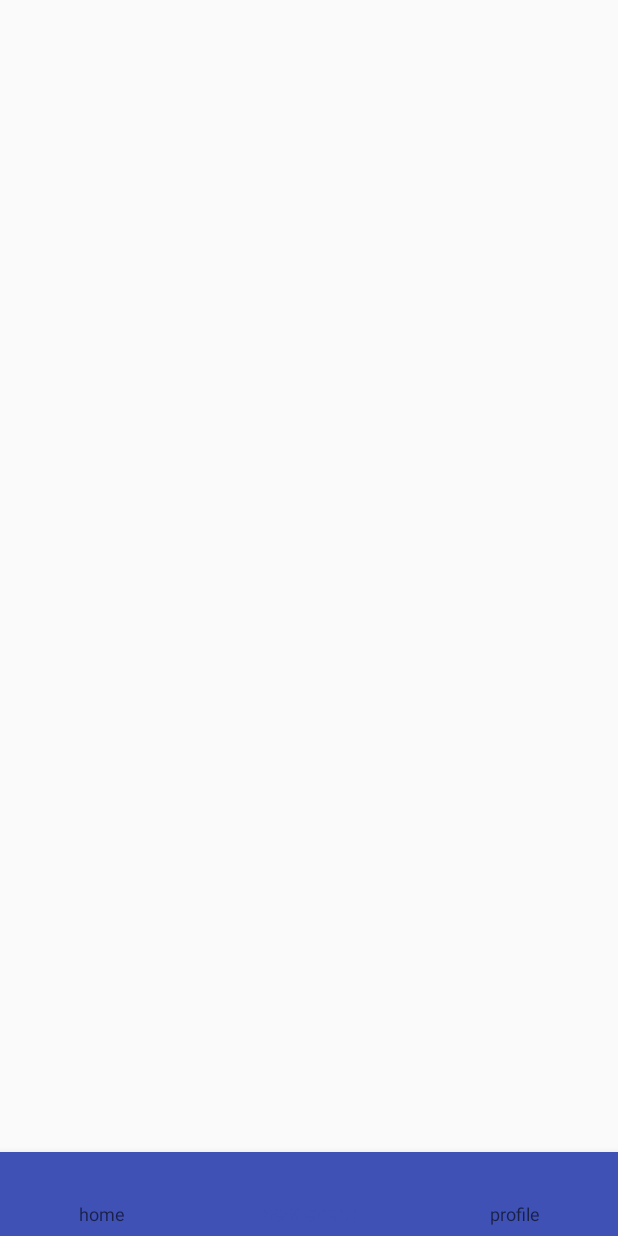
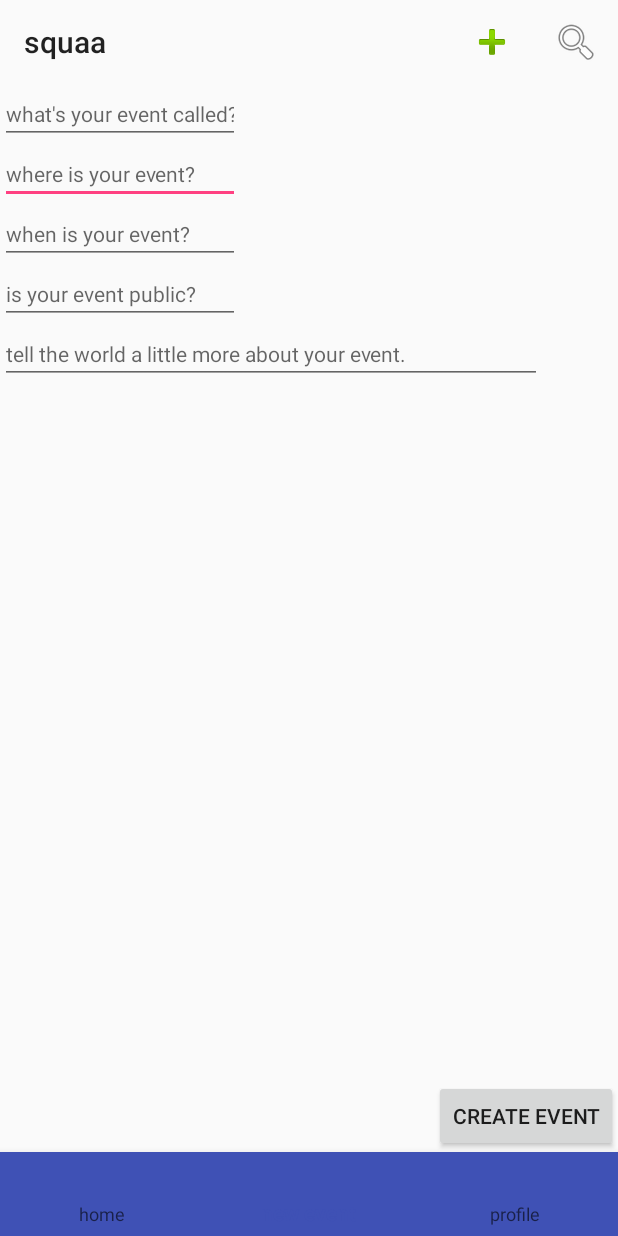
Before and after one commit to TinderButForLike/SQUAA, an Android app: the HomeActivity screen opened directly, with no data from a screen before it, item 2 of the bottom bar chosen, on a phone screen of 412 x 824 dp. Run offline under Robolectric (Android 15) with nearby library versions, the phone set to English and light mode, and no system bars; our stand-ins replace ButterKnife; libraries missing offline, so code that uses them is left out: com.parse, org.parceler; 3 statements that could not run were skipped.

Commit message:
Added events to fragments

```diff
--- a/app/src/main/java/com/example/cgaima/squaa/HomeActivity.java
+++ b/app/src/main/java/com/example/cgaima/squaa/HomeActivity.java
@@ -9,8 +9,11 @@ import android.support.v4.app.FragmentPagerAdapter;
 import android.support.v4.view.PagerAdapter;
 import android.support.v4.view.ViewPager;
 import android.support.v7.app.AppCompatActivity;
+import android.support.v7.widget.Toolbar;
+import android.view.Menu;
 import android.view.MenuItem;
 
+import com.example.cgaima.squaa.fragments.CreateEventFragment;
 import com.example.cgaima.squaa.fragments.HomeFragment;
 
 import butterknife.BindView;
@@ -24,11 +27,10 @@ public class HomeActivity extends AppCompatActivity implements
     ViewPager viewPager;
     private PagerAdapter pagerAdapter;
 
-    // TODO - for yelp style search bar: https://stackoverflow.com/questions/50708072/android-customized-searchview-layout/50764908
 
     // TODO - change eventFragment and profileFragment
     public HomeFragment homeFragment;
-    public HomeFragment eventFragment;
+    public CreateEventFragment eventFragment;
     public HomeFragment profileFragment;
 
     @Override
@@ -37,12 +39,17 @@ public class HomeActivity extends AppCompatActivity implements
         setContentView(R.layout.activity_home);
         ButterKnife.bind(this);
 
+
+        // find the toolbar view inside layout and set tool as action bar for activity
+        Toolbar toolbar = findViewById(R.id.toolbar);
+        setSupportActionBar(toolbar);
+
         if (homeFragment == null) {
             homeFragment = new HomeFragment();
         }
         // TODO - change eventFragment and profileFragment
         if (eventFragment == null) {
-            eventFragment = new HomeFragment();
+            eventFragment = new CreateEventFragment();
         }
         if (profileFragment == null) {
             profileFragment = new HomeFragment();
@@ -70,6 +77,15 @@ public class HomeActivity extends AppCompatActivity implements
         bottomNavigationView.setSelectedItemId(R.id.action_home);
     }
 
+
+    @Override
+    public boolean onCreateOptionsMenu(Menu menu) {
+        // Inflate the menu; this adds items to the action bar if it is present.
+        getMenuInflater().inflate(R.menu.menu_toolbar, menu);
+        return true;
+    }
+
+
     @Override
     public boolean onNavigationItemSelected(@NonNull MenuItem menuItem) {
         switch (menuItem.getItemId()) {
--- a/app/src/main/java/com/example/cgaima/squaa/SignUpActivity.java
+++ b/app/src/main/java/com/example/cgaima/squaa/SignUpActivity.java
@@ -41,7 +41,6 @@ public class SignUpActivity extends AppCompatActivity {
                 user.setPassword(newPass.getText().toString());
                 user.setEmail(newEmail.getText().toString());
                 // invoke signup in background
-
                 user.signUpInBackground(new SignUpCallback() {
                     public void done(ParseException e) {
                         if (e == null) {
--- a/app/src/main/java/com/example/cgaima/squaa/fragments/CreateEventFragment.java
+++ b/app/src/main/java/com/example/cgaima/squaa/fragments/CreateEventFragment.java
@@ -1,96 +1,91 @@
 package com.example.cgaima.squaa.fragments;
 
-import android.content.Context;
-import android.net.Uri;
 import android.os.Bundle;
 import android.support.v4.app.Fragment;
+import android.util.Log;
 import android.view.LayoutInflater;
 import android.view.View;
 import android.view.ViewGroup;
+import android.widget.Button;
+import android.widget.EditText;
 
+import com.example.cgaima.squaa.Models.Event;
 import com.example.cgaima.squaa.R;
+import com.parse.ParseException;
+import com.parse.ParseUser;
+import com.parse.SaveCallback;
 
-/**
- * A simple {@link Fragment} subclass.
- * Activities that contain this fragment must implement the
- * {@link CreateEventFragment.OnFragmentInteractionListener} interface
- * to handle interaction events.
- * Use the {@link CreateEventFragment#newInstance} factory method to
- * create an instance of this fragment.
- */
+import butterknife.BindView;
+import butterknife.ButterKnife;
+import butterknife.OnClick;
+
+
 public class CreateEventFragment extends Fragment {
-    private OnFragmentInteractionListener mListener;
+    @BindView(R.id.name)
+    EditText name;
+    @BindView(R.id.location)
+    EditText location;
+    @BindView(R.id.date)
+    EditText date;
+    @BindView(R.id.privacy)
+    EditText privacy;
+    @BindView(R.id.description)
+    EditText description;
+    @BindView(R.id.create)
+    Button create;
 
-    public CreateEventFragment() {
-        // Required empty public constructor
-    }
+    // Required empty public constructor
+    public CreateEventFragment() { }
 
-    /**
-     * Use this factory method to create a new instance of
-     * this fragment using the provided parameters.
-     *
-     * @param param1 Parameter 1.
-     * @param param2 Parameter 2.
-     * @return A new instance of fragment CreateEventFragment.
-     */
-    // TODO: Rename and change types and number of parameters
-    public static CreateEventFragment newInstance(String param1, String param2) {
-        CreateEventFragment fragment = new CreateEventFragment();
-        Bundle args = new Bundle();
-        fragment.setArguments(args);
-        return fragment;
-    }
 
-    @Override
-    public void onCreate(Bundle savedInstanceState) {
-        super.onCreate(savedInstanceState);
-        if (getArguments() != null) {
-        }
-    }
 
     @Override
     public View onCreateView(LayoutInflater inflater, ViewGroup container,
                              Bundle savedInstanceState) {
         // Inflate the layout for this fragment
-        return inflater.inflate(R.layout.fragment_create_event, container, false);
+        View view = inflater.inflate(R.layout.fragment_create_event, container, false);
+        ButterKnife.bind(this, view);
+        return view;
     }
 
-    // TODO: Rename method, update argument and hook method into UI event
-    public void onButtonPressed(Uri uri) {
-        if (mListener != null) {
-            mListener.onFragmentInteraction(uri);
-        }
+    @OnClick(R.id.create)
+    public void onCreate(View view) {
+        String mName = name.getText().toString();
+        String mLocation = location.getText().toString();
+        //Date mDate = (Date) date.getText();
+        String mDescription = description.getText().toString();
+
+        createEvent(mName, mLocation, mDescription);//mDate, mDescription);
+
+        // TODO - set fragment to home fragment after creating event
+        /*Fragment homeFragment = new HomeFragment();
+        FragmentTransaction transaction = getFragmentManager().beginTransaction();
+        transaction.replace(R.id.viewpager, homeFragment ); // give your fragment container id in first parameter
+        transaction.addToBackStack(null);  // if written, this transaction will be added to backstack
+        transaction.commit();*/
     }
 
-    @Override
-    public void onAttach(Context context) {
-        super.onAttach(context);
-        if (context instanceof OnFragmentInteractionListener) {
-            mListener = (OnFragmentInteractionListener) context;
-        } else {
-            throw new RuntimeException(context.toString()
-                    + " must implement OnFragmentInteractionListener");
-        }
-    }
+    //create a new event
+    private void createEvent(String name, String location, String description) { //TODO add privacy, image, date
+        final Event newEvent = new Event();
+        newEvent.setEventName(name);
+        newEvent.setLocation(location);
+        //newEvent.setDate(date);
+        //newEvent.setPrivacy(privacy);
+        newEvent.setDescription(description);
+        // set event owner
+        newEvent.setOwner(ParseUser.getCurrentUser());
 
-    @Override
-    public void onDetach() {
-        super.onDetach();
-        mListener = null;
-    }
-
-    /**
-     * This interface must be implemented by activities that contain this
-     * fragment to allow an interaction in this fragment to be communicated
-     * to the activity and potentially other fragments contained in that
-     * activity.
-     * <p>
-     * See the Android Training lesson <a href=
-     * "http://developer.android.com/training/basics/fragments/communicating.html"
-     * >Communicating with Other Fragments</a> for more information.
-     */
-    public interface OnFragmentInteractionListener {
-        // TODO: Update argument type and name
-        void onFragmentInteraction(Uri uri);
+        newEvent.saveInBackground(new SaveCallback() {
+            @Override
+            public void done(ParseException e) {
+                if (e == null) {
+                    Log.d("Event Activity", "You just made a new event!");
+                } else {
+                    Log.d("Event Activity", "Something went wrong :(");
+                    e.printStackTrace();
+                }
+            }
+        });
     }
 }
--- a/app/src/main/res/layout/activity_home.xml
+++ b/app/src/main/res/layout/activity_home.xml
@@ -10,8 +10,7 @@
         android:id="@+id/toolbar"
         android:layout_width="match_parent"
         android:layout_height="wrap_content"
-        android:minHeight="?attr/actionBarSize"
-        app:titleTextColor="@android:color/white"></android.support.v7.widget.Toolbar>
+        android:minHeight="?attr/actionBarSize" />
 
     <android.support.design.widget.BottomNavigationView
         android:id="@+id/bottom_navigation"
@@ -29,7 +28,7 @@
         android:layout_width="match_parent"
         android:layout_height="wrap_content"
         android:layout_above="@id/bottom_navigation"
-        android:layout_alignParentStart="true"
-        android:layout_alignParentTop="true" />
+        android:layout_below="@+id/toolbar"
+        android:layout_alignParentStart="true" />
 
 </RelativeLayout>
--- a/app/src/main/res/layout/fragment_create_event.xml
+++ b/app/src/main/res/layout/fragment_create_event.xml
@@ -1,14 +1,72 @@
 <?xml version="1.0" encoding="utf-8"?>
-<FrameLayout xmlns:android="http://schemas.android.com/apk/res/android"
+<RelativeLayout xmlns:android="http://schemas.android.com/apk/res/android"
+    xmlns:app="http://schemas.android.com/apk/res-auto"
     xmlns:tools="http://schemas.android.com/tools"
     android:layout_width="match_parent"
     android:layout_height="match_parent"
     tools:context=".fragments.CreateEventFragment">
 
-    <!-- TODO: Update blank fragment layout -->
-    <TextView
-        android:layout_width="match_parent"
-        android:layout_height="match_parent"
-        android:text="@string/hello_blank_fragment" />
+    <EditText
+        android:id="@+id/location"
+        android:layout_width="wrap_content"
+        android:layout_height="wrap_content"
+        android:layout_alignParentStart="true"
+        android:layout_below="@+id/name"
+        android:ems="10"
+        android:hint="where is your event?"
+        android:inputType="text"
+        android:textSize="14sp" />
 
-</FrameLayout>
+    <EditText
+        android:id="@+id/date"
+        android:layout_width="wrap_content"
+        android:layout_height="wrap_content"
+        android:layout_alignParentStart="true"
+        android:layout_below="@+id/location"
+        android:ems="10"
+        android:hint="when is your event?"
+        android:inputType="datetime"
+        android:textSize="14sp" />
+
+    <EditText
+        android:id="@+id/privacy"
+        android:layout_width="wrap_content"
+        android:layout_height="wrap_content"
+        android:layout_alignParentStart="true"
+        android:layout_below="@+id/date"
+        android:ems="10"
+        android:hint="is your event public?"
+        android:inputType="text"
+        android:textSize="14sp" />
+
+    <EditText
+        android:id="@+id/name"
+        android:layout_width="wrap_content"
+        android:layout_height="wrap_content"
+        android:layout_alignParentStart="true"
+        android:layout_alignParentTop="true"
+        android:ems="10"
+        android:hint="what's your event called?"
+        android:inputType="text"
+        android:textSize="14sp" />
+
+    <EditText
+        android:id="@+id/description"
+        android:layout_width="361dp"
+        android:layout_height="wrap_content"
+        android:layout_alignParentStart="true"
+        android:layout_below="@+id/privacy"
+        android:ems="10"
+        android:hint="tell the world a little more about your event."
+        android:inputType="text|textPersonName"
+        android:textSize="14sp" />
+
+    <Button
+        android:id="@+id/create"
+        android:layout_width="wrap_content"
+        android:layout_height="wrap_content"
+        android:layout_alignParentBottom="true"
+        android:layout_alignParentEnd="true"
+        android:text="create event" />
+
+</RelativeLayout>
--- a/app/src/main/res/layout/fragment_home.xml
+++ b/app/src/main/res/layout/fragment_home.xml
@@ -3,7 +3,10 @@
     xmlns:tools="http://schemas.android.com/tools"
     android:layout_width="match_parent"
     android:layout_height="match_parent"
+    xmlns:app="http://schemas.android.com/apk/res-auto"
     tools:context=".fragments.HomeFragment">
+
+
 
     <android.support.v4.widget.SwipeRefreshLayout
         xmlns:android="http://schemas.android.com/apk/res/android"
--- a/app/src/main/res/menu/menu_toolbar.xml
+++ b/app/src/main/res/menu/menu_toolbar.xml
@@ -13,6 +13,6 @@ xmlns:app="http://schemas.android.com/apk/res-auto">
         android:id="@+id/miNewEvent"
         android:icon="@android:drawable/ic_input_add"
         android:title="Compose"
-        app:showAsAction="ifRoom"></item>
+        app:showAsAction="ifRoom" />
 
 </menu>
```
Also changed, not shown: app/src/main/java/com/example/cgaima/squaa/LoginActivity.java (+9 -3 lines), app/src/main/java/com/example/cgaima/squaa/fragments/HomeFragment.java (+76 -8 lines).
